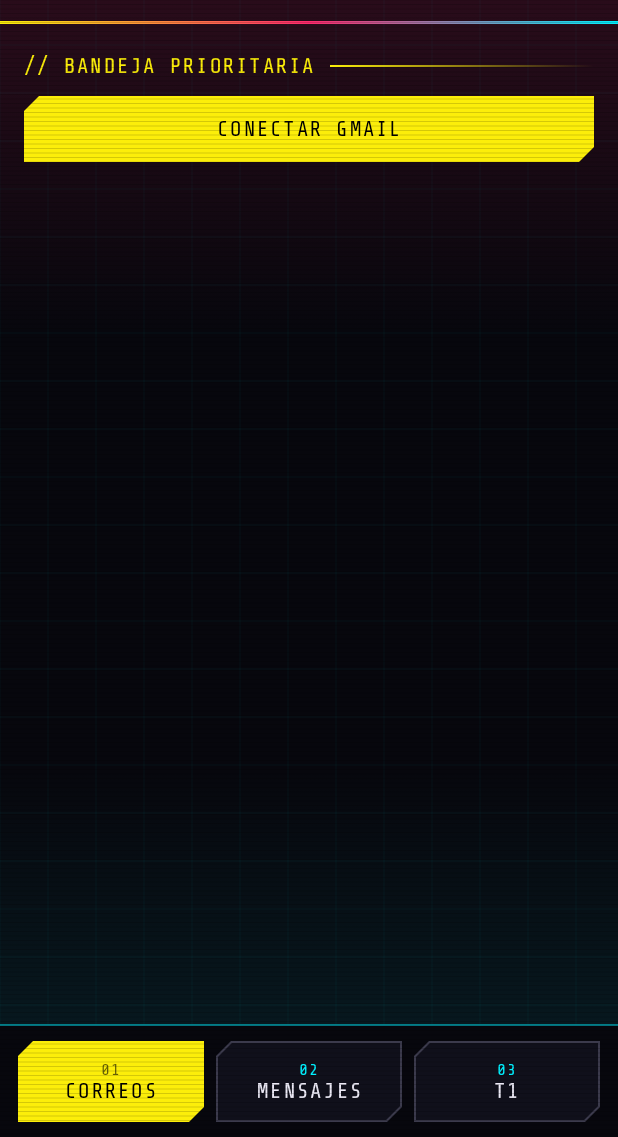
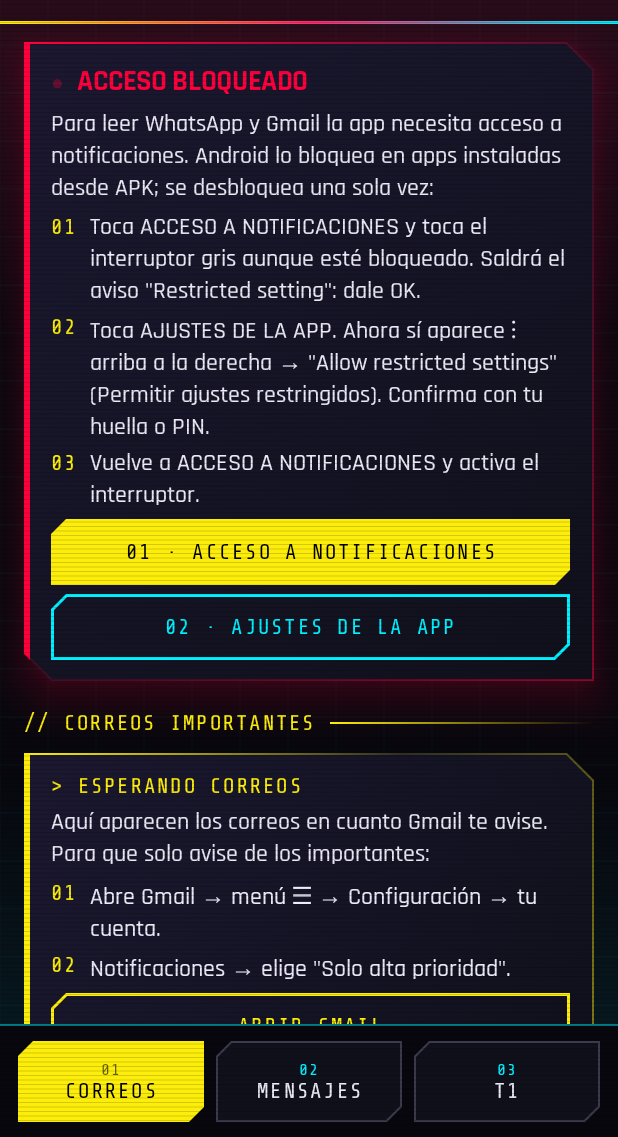
Before and after one commit to batiares/asistente-personal, an Android app built with Jetpack Compose: the screen it shows after launch (MainActivity), on a phone screen of 412 x 824 dp, the part 99-1236 px from its top. Run offline under Robolectric (Android 15) with nearby library versions, the phone set to English and light mode, and no system bars; network calls fail; pictures from the network do not load.

Commit message:
Correos importantes vía notificaciones de Gmail; pasos correctos de ajustes restringidos
Co-Authored-By: Claude Opus 5.5 <noreply@anthropic.com>

```diff
--- a/app/src/main/java/com/asistente/personal/ui/AppState.kt
+++ b/app/src/main/java/com/asistente/personal/ui/AppState.kt
@@ -13,6 +13,8 @@ class AppState {
     var emails by mutableStateOf<List<Email>>(emptyList())
     var emailStatus by mutableStateOf("")
     var gmailNeedsSetup by mutableStateOf(false)
+    /** Correos capturados de las notificaciones de Gmail. */
+    var mail by mutableStateOf<List<WaMessage>>(emptyList())
 
     var messages by mutableStateOf<List<WaMessage>>(emptyList())
     var listenerEnabled by mutableStateOf(false)
@@ -35,6 +37,8 @@ interface AppActions {
     fun addToCalendar(m: Match)
     fun saveFilter(keywords: String, vipChats: String, hideUnimportant: Boolean)
     fun clearMessages()
+    fun openGmail()
+    fun clearMail()
 }
 
 const val GMAIL_GUIDE_URL = "https://github.com/batiares/asistente-personal#configurar-gmail-una-sola-vez"
--- a/app/src/main/java/com/asistente/personal/ui/Screens.kt
+++ b/app/src/main/java/com/asistente/personal/ui/Screens.kt
@@ -66,7 +66,7 @@ fun AsistenteApp(state: AppState, actions: AppActions, initialTab: Int = 0) {
     }
     val dayAgo = now.toEpochMilli() - 24 * 60 * 60 * 1000L
     val badges = listOf(
-        state.emails.size,
+        state.emails.size + state.mail.count { it.time > dayAgo },
         state.messages.count { it.important && it.time > dayAgo },
         if (T1Schedule.next(state.matches) != null) 1 else 0,
     )
@@ -162,13 +162,48 @@ private fun StatusLine(text: String, color: Color = Neon.Cyan) {
 @Composable
 fun EmailsScreen(state: AppState, actions: AppActions) {
     LazyColumn(Modifier.fillMaxSize(), contentPadding = LIST_PADDING, verticalArrangement = GAP) {
+        if (!state.listenerEnabled) item { AccessPanel(actions) }
         item {
-            SectionHeader("Bandeja prioritaria", Neon.Yellow,
-                trailing = if (state.emails.isNotEmpty()) "${state.emails.size} pendientes" else null)
+            SectionHeader("Correos importantes", Neon.Yellow,
+                trailing = if (state.mail.isNotEmpty()) "${state.mail.size} recibidos" else null)
         }
+        if (state.mail.isEmpty()) item {
+            CyberPanel(accent = Neon.Yellow) {
+                Text("> ESPERANDO CORREOS", style = MaterialTheme.typography.labelLarge, color = Neon.Yellow)
+                Text("Aquí aparecen los correos en cuanto Gmail te avise. Para que solo avise de los importantes:",
+                    style = MaterialTheme.typography.bodyMedium)
+                Steps(
+                    "Abre Gmail → menú ☰ → Configuración → tu cuenta.",
+                    "Notificaciones → elige \"Solo alta prioridad\".",
+                )
+                CyberButton("Abrir Gmail", actions::openGmail, Modifier.fillMaxWidth(), filled = false)
+            }
+        }
+        items(state.mail) { m ->
+            val subject = m.text.lineSequence().first()
+            val snippet = m.text.substringAfter('\n', "").trim()
+            CyberPanel(accent = Neon.Yellow, onClick = actions::openGmail) {
+                Row(verticalAlignment = Alignment.CenterVertically, horizontalArrangement = Arrangement.spacedBy(8.dp)) {
+                    Tag("Prioridad", Neon.Yellow)
+                    Text(m.chat, style = MaterialTheme.typography.labelLarge, color = Neon.Cyan,
+                        maxLines = 1, overflow = TextOverflow.Ellipsis, modifier = Modifier.weight(1f))
+                    Text(FECHA_MSG.format(Instant.ofEpochMilli(m.time)),
+                        style = MaterialTheme.typography.labelSmall, color = Neon.Muted)
+                }
+                Text(subject, style = MaterialTheme.typography.titleMedium)
+                if (snippet.isNotEmpty()) Text(snippet, style = MaterialTheme.typography.bodySmall,
+                    maxLines = 3, overflow = TextOverflow.Ellipsis)
+            }
+        }
+        if (state.mail.isNotEmpty()) item {
+            CyberButton("Borrar historial", actions::clearMail, color = Neon.Red, filled = false)
+        }
+
+        // Opción avanzada: leer la bandeja con la API de Gmail (requiere registrar la app en Google Cloud).
+        item { SectionHeader("Bandeja completa · avanzado", Neon.Muted) }
         item {
-            CyberButton(if (state.emails.isEmpty()) "Conectar Gmail" else "Sincronizar",
-                actions::refreshEmails, Modifier.fillMaxWidth())
+            CyberButton(if (state.emails.isEmpty()) "Conectar API de Gmail" else "Sincronizar",
+                actions::refreshEmails, Modifier.fillMaxWidth(), color = Neon.Muted, filled = false)
         }
         if (state.gmailNeedsSetup) item { GmailSetupPanel(actions) }
         else if (state.emailStatus.isNotEmpty()) item {
@@ -272,15 +307,17 @@ private fun AccessPanel(actions: AppActions) {
             Blink(Neon.Red)
             Text("ACCESO BLOQUEADO", style = MaterialTheme.typography.titleMedium, color = Neon.Red)
         }
-        Text("Android bloquea el acceso a notificaciones en apps instaladas desde APK. Desbloquéalo una sola vez:",
-            style = MaterialTheme.typography.bodyMedium)
+        Text("Para leer WhatsApp y Gmail la app necesita acceso a notificaciones. Android lo bloquea en apps " +
+            "instaladas desde APK; se desbloquea una sola vez:", style = MaterialTheme.typography.bodyMedium)
         Steps(
-            "Toca AJUSTES DE LA APP.",
-            "Arriba a la derecha toca ⋮ y elige \"Permitir ajustes restringidos\" (Allow restricted settings).",
-            "Regresa aquí, toca ACCESO A NOTIFICACIONES y activa Asistente.",
+            "Toca ACCESO A NOTIFICACIONES y toca el interruptor gris aunque esté bloqueado. " +
+                "Saldrá el aviso \"Restricted setting\": dale OK.",
+            "Toca AJUSTES DE LA APP. Ahora sí aparece ⋮ arriba a la derecha → \"Allow restricted settings\" " +
+                "(Permitir ajustes restringidos). Confirma con tu huella o PIN.",
+            "Vuelve a ACCESO A NOTIFICACIONES y activa el interruptor.",
         )
-        CyberButton("01 · Ajustes de la app", actions::openAppSettings, Modifier.fillMaxWidth())
-        CyberButton("02 · Acceso a notificaciones", actions::openNotificationAccess, Modifier.fillMaxWidth(),
+        CyberButton("01 · Acceso a notificaciones", actions::openNotificationAccess, Modifier.fillMaxWidth())
+        CyberButton("02 · Ajustes de la app", actions::openAppSettings, Modifier.fillMaxWidth(),
             color = Neon.Cyan, filled = false)
     }
 }
--- a/app/src/main/java/com/asistente/personal/whatsapp/ImportanceFilter.kt
+++ b/app/src/main/java/com/asistente/personal/whatsapp/ImportanceFilter.kt
@@ -20,7 +20,7 @@ object ImportanceFilter {
 
     // WhatsApp publica avisos como "5 mensajes nuevos" o "Buscando mensajes nuevos" que no son mensajes reales.
     private val AVISOS = Regex(
-        "^\\d+ (mensajes nuevos|new messages)|buscando mensajes|checking for new messages",
+        "^\\d+ (mensajes nuevos|new messages|correos nuevos|new emails)|buscando mensajes|checking for new messages",
         RegexOption.IGNORE_CASE,
     )
 
--- a/app/src/main/java/com/asistente/personal/whatsapp/MessageStore.kt
+++ b/app/src/main/java/com/asistente/personal/whatsapp/MessageStore.kt
@@ -7,12 +7,18 @@ import org.json.JSONObject
 
 data class WaMessage(val time: Long, val chat: String, val text: String, val important: Boolean)
 
-/** Guarda los mensajes SOLO en el teléfono (SharedPreferences). No se envían a ningún servidor. */
-object MessageStore {
-    private const val KEY = "messages"
-    private const val MAX = 300
+/** Mensajes de WhatsApp capturados de las notificaciones. */
+val MessageStore = NotificationStore("whatsapp")
 
-    fun prefs(ctx: Context): SharedPreferences = ctx.getSharedPreferences("whatsapp", Context.MODE_PRIVATE)
+/** Correos capturados de las notificaciones de Gmail (no necesita Google Cloud). */
+val MailStore = NotificationStore("gmail")
+
+/** Guarda lo capturado SOLO en el teléfono (SharedPreferences). No se envía a ningún servidor. */
+class NotificationStore(private val file: String) {
+    private val KEY = "messages"
+    private val MAX = 300
+
+    fun prefs(ctx: Context): SharedPreferences = ctx.getSharedPreferences(file, Context.MODE_PRIVATE)
 
     fun load(ctx: Context): List<WaMessage> {
         val arr = runCatching { JSONArray(prefs(ctx).getString(KEY, "[]")) }.getOrElse { JSONArray() }
```
Also changed, not shown: app/src/main/java/com/asistente/personal/MainActivity.kt (+17 -1 lines), app/src/main/java/com/asistente/personal/whatsapp/WhatsAppListenerService.kt (+17 -2 lines), 2 other files.
